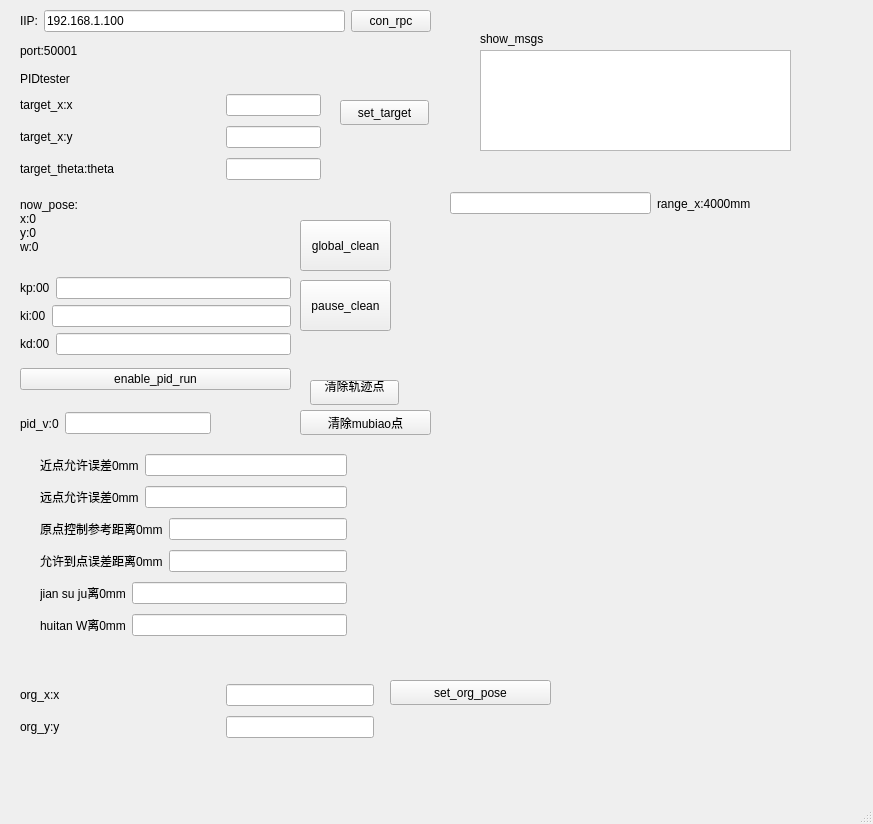
ONEICE2018/NvRpcLinuxQtDebuger, file mainwindow.ui: the form before one commit.
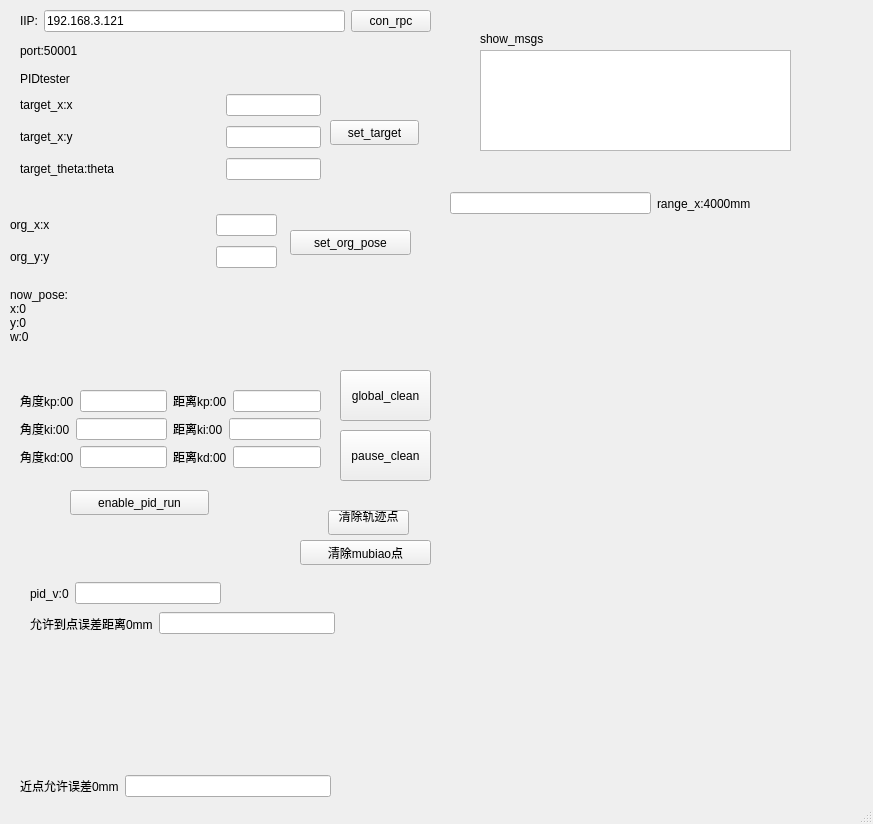
The form after the commit. Custom widgets are drawn as their Qt base class.

Diff of the .ui file:
```diff
--- a/mainwindow.ui
+++ b/mainwindow.ui
@@ -30,8 +30,8 @@
    <widget class="QLabel" name="text_nowpose">
     <property name="geometry">
      <rect>
-      <x>20</x>
-      <y>190</y>
+      <x>10</x>
+      <y>280</y>
       <width>151</width>
       <height>71</height>
      </rect>
@@ -69,8 +69,8 @@
    <widget class="QPushButton" name="button_set_target">
     <property name="geometry">
      <rect>
-      <x>340</x>
-      <y>100</y>
+      <x>330</x>
+      <y>120</y>
       <width>89</width>
       <height>25</height>
      </rect>
@@ -79,71 +79,6 @@
      <string>set_target</string>
     </property>
    </widget>
-   <widget class="QWidget" name="layoutWidget">
-    <property name="geometry">
-     <rect>
-      <x>20</x>
-      <y>270</y>
-      <width>271</width>
-      <height>128</height>
-     </rect>
-    </property>
-    <layout class="QVBoxLayout" name="verticalLayout_2">
-     <item>
-      <layout class="QVBoxLayout" name="verticalLayout">
-       <item>
-        <layout class="QHBoxLayout" name="horizontalLayout_6">
-         <item>
-          <widget class="QLabel" name="text_kp">
-           <property name="text">
-            <string>kp:00</string>
-           </property>
-          </widget>
-         </item>
-         <item>
-          <widget class="QLineEdit" name="set_kp"/>
-         </item>
-        </layout>
-       </item>
-       <item>
-        <layout class="QHBoxLayout" name="horizontalLayout_7">
-         <item>
-          <widget class="QLabel" name="text_ki">
-           <property name="text">
-            <string>ki:00</string>
-           </property>
-          </widget>
-         </item>
-         <item>
-          <widget class="QLineEdit" name="set_ki"/>
-         </item>
-        </layout>
-       </item>
-       <item>
-        <layout class="QHBoxLayout" name="horizontalLayout_8">
-         <item>
-          <widget class="QLabel" name="text_kd">
-           <property name="text">
-            <string>kd:00</string>
-           </property>
-          </widget>
-         </item>
-         <item>
-          <widget class="QLineEdit" name="set_kd"/>
-         </item>
-        </layout>
-       </item>
-      </layout>
-     </item>
-     <item>
-      <widget class="QPushButton" name="enable_pid_run">
-       <property name="text">
-        <string>enable_pid_run</string>
-       </property>
-      </widget>
-     </item>
-    </layout>
-   </widget>
    <widget class="QWidget" name="layoutWidget">
     <property name="geometry">
      <rect>
@@ -237,8 +172,8 @@
    <widget class="QPushButton" name="global_clean">
     <property name="geometry">
      <rect>
-      <x>300</x>
-      <y>220</y>
+      <x>340</x>
+      <y>370</y>
       <width>91</width>
       <height>51</height>
      </rect>
@@ -250,8 +185,8 @@
    <widget class="QPushButton" name="pass_clean">
     <property name="geometry">
      <rect>
-      <x>300</x>
-      <y>280</y>
+      <x>340</x>
+      <y>430</y>
       <width>91</width>
       <height>51</height>
      </rect>
@@ -282,7 +217,7 @@
        <item>
         <widget class="QLineEdit" name="set_rpc_IP">
          <property name="text">
-          <string>192.168.1.100</string>
+          <string>192.168.3.121</string>
          </property>
         </widget>
        </item>
@@ -355,8 +290,8 @@
    <widget class="QWidget" name="layoutWidget">
     <property name="geometry">
      <rect>
-      <x>20</x>
-      <y>410</y>
+      <x>30</x>
+      <y>580</y>
       <width>191</width>
       <height>27</height>
      </rect>
@@ -377,9 +312,9 @@
    <widget class="QPushButton" name="clean_history">
     <property name="geometry">
      <rect>
-      <x>310</x>
-      <y>380</y>
-      <width>89</width>
+      <x>328</x>
+      <y>510</y>
+      <width>81</width>
       <height>25</height>
      </rect>
     </property>
@@ -391,10 +326,10 @@
    <widget class="QWidget" name="layoutWidget">
     <property name="geometry">
      <rect>
-      <x>40</x>
-      <y>450</y>
-      <width>307</width>
-      <height>194</height>
+      <x>20</x>
+      <y>763</y>
+      <width>311</width>
+      <height>211</height>
      </rect>
     </property>
     <layout class="QVBoxLayout" name="verticalLayout_5">
@@ -440,20 +375,6 @@
        </item>
       </layout>
      </item>
-     <item>
-      <layout class="QHBoxLayout" name="horizontalLayout_14">
-       <item>
-        <widget class="QLabel" name="text_s_allow_diserro">
-         <property name="text">
-          <string>允许到点误差距离0mm</string>
-         </property>
-        </widget>
-       </item>
-       <item>
-        <widget class="QLineEdit" name="set_s_allow_diserro"/>
-       </item>
-      </layout>
-     </item>
      <item>
       <layout class="QHBoxLayout" name="horizontalLayout_15">
        <item>
@@ -488,7 +409,7 @@
     <property name="geometry">
      <rect>
       <x>300</x>
-      <y>410</y>
+      <y>540</y>
       <width>131</width>
       <height>25</height>
      </rect>
@@ -500,9 +421,9 @@
    <widget class="QWidget" name="layoutWidget">
     <property name="geometry">
      <rect>
-      <x>20</x>
-      <y>680</y>
-      <width>354</width>
+      <x>10</x>
+      <y>210</y>
+      <width>267</width>
       <height>64</height>
      </rect>
     </property>
@@ -568,9 +489,9 @@
    <widget class="QPushButton" name="button_set_org">
     <property name="geometry">
      <rect>
-      <x>390</x>
-      <y>680</y>
-      <width>161</width>
+      <x>290</x>
+      <y>230</y>
+      <width>121</width>
       <height>25</height>
      </rect>
     </property>
@@ -578,6 +499,153 @@
      <string>set_org_pose</string>
     </property>
    </widget>
+   <widget class="QPushButton" name="enable_pid_run">
+    <property name="geometry">
+     <rect>
+      <x>70</x>
+      <y>490</y>
+      <width>139</width>
+      <height>25</height>
+     </rect>
+    </property>
+    <property name="text">
+     <string>enable_pid_run</string>
+    </property>
+   </widget>
+   <widget class="QWidget" name="layoutWidget">
+    <property name="geometry">
+     <rect>
+      <x>20</x>
+      <y>380</y>
+      <width>301</width>
+      <height>99</height>
+     </rect>
+    </property>
+    <layout class="QHBoxLayout" name="horizontalLayout_22">
+     <item>
+      <layout class="QVBoxLayout" name="verticalLayout_2">
+       <item>
+        <layout class="QVBoxLayout" name="verticalLayout">
+         <item>
+          <layout class="QHBoxLayout" name="horizontalLayout_6">
+           <item>
+            <widget class="QLabel" name="text_kp">
+             <property name="text">
+              <string>角度kp:00</string>
+             </property>
+            </widget>
+           </item>
+           <item>
+            <widget class="QLineEdit" name="set_kp"/>
+           </item>
+          </layout>
+         </item>
+         <item>
+          <layout class="QHBoxLayout" name="horizontalLayout_7">
+           <item>
+            <widget class="QLabel" name="text_ki">
+             <property name="text">
+              <string>角度ki:00</string>
+             </property>
+            </widget>
+           </item>
+           <item>
+            <widget class="QLineEdit" name="set_ki"/>
+           </item>
+          </layout>
+         </item>
+         <item>
+          <layout class="QHBoxLayout" name="horizontalLayout_8">
+           <item>
+            <widget class="QLabel" name="text_kd">
+             <property name="text">
+              <string>角度kd:00</string>
+             </property>
+            </widget>
+           </item>
+           <item>
+            <widget class="QLineEdit" name="set_kd"/>
+           </item>
+          </layout>
+         </item>
+        </layout>
+       </item>
+      </layout>
+     </item>
+     <item>
+      <layout class="QVBoxLayout" name="verticalLayout_8">
+       <item>
+        <layout class="QVBoxLayout" name="verticalLayout_9">
+         <item>
+          <layout class="QHBoxLayout" name="horizontalLayout_19">
+           <item>
+            <widget class="QLabel" name="text_dkp">
+             <property name="text">
+              <string>距离kp:00</string>
+             </property>
+            </widget>
+           </item>
+           <item>
+            <widget class="QLineEdit" name="set_dkp"/>
+           </item>
+          </layout>
+         </item>
+         <item>
+          <layout class="QHBoxLayout" name="horizontalLayout_20">
+           <item>
+            <widget class="QLabel" name="text_dki">
+             <property name="text">
+              <string>距离ki:00</string>
+             </property>
+            </widget>
+           </item>
+           <item>
+            <widget class="QLineEdit" name="set_dki"/>
+           </item>
+          </layout>
+         </item>
+         <item>
+          <layout class="QHBoxLayout" name="horizontalLayout_21">
+           <item>
+            <widget class="QLabel" name="text_dkd">
+             <property name="text">
+              <string>距离kd:00</string>
+             </property>
+            </widget>
+           </item>
+           <item>
+            <widget class="QLineEdit" name="set_dkd"/>
+           </item>
+          </layout>
+         </item>
+        </layout>
+       </item>
+      </layout>
+     </item>
+    </layout>
+   </widget>
+   <widget class="QWidget" name="layoutWidget">
+    <property name="geometry">
+     <rect>
+      <x>30</x>
+      <y>610</y>
+      <width>305</width>
+      <height>27</height>
+     </rect>
+    </property>
+    <layout class="QHBoxLayout" name="horizontalLayout_14">
+     <item>
+      <widget class="QLabel" name="text_s_allow_diserro">
+       <property name="text">
+        <string>允许到点误差距离0mm</string>
+       </property>
+      </widget>
+     </item>
+     <item>
+      <widget class="QLineEdit" name="set_s_allow_diserro"/>
+     </item>
+    </layout>
+   </widget>
   </widget>
   <widget class="QMenuBar" name="menubar">
    <property name="geometry">
```
